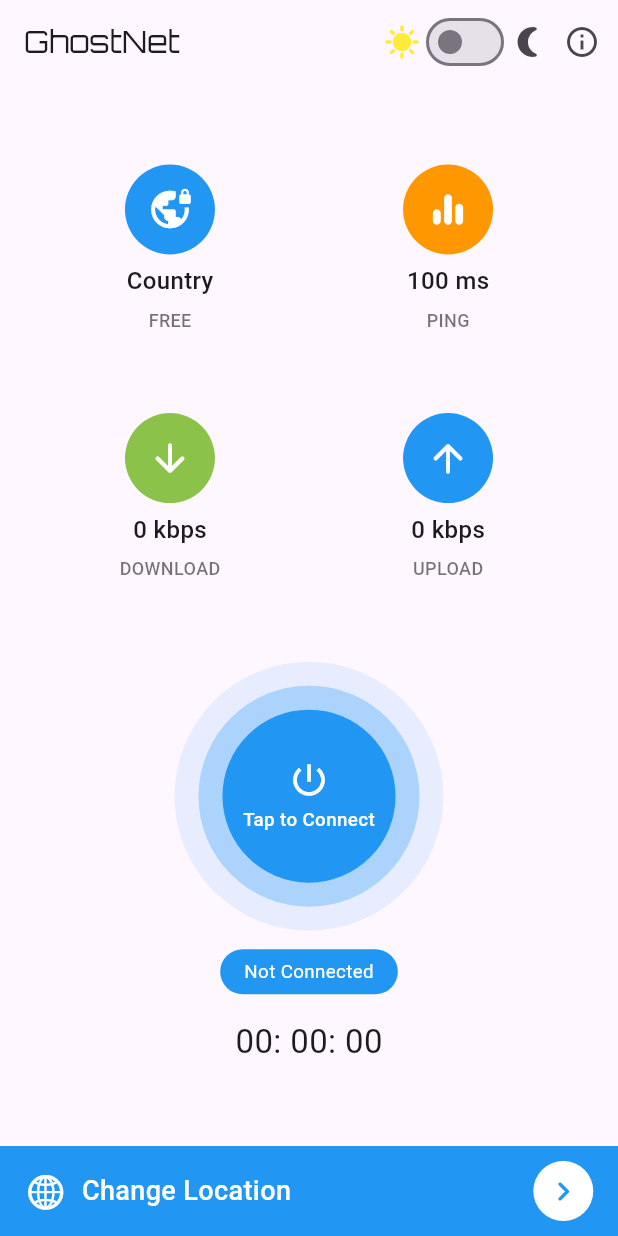
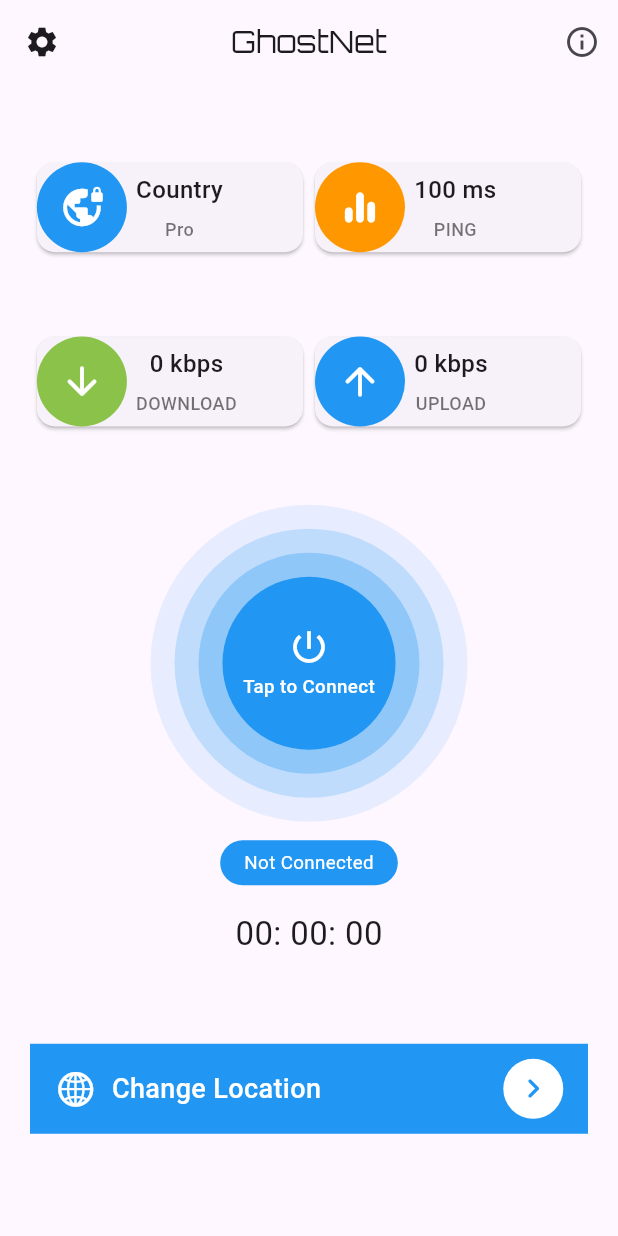
Before and after one commit to BatesharXgit/GhostNet, a Flutter app: the screen it shows after launch, on a phone screen of 412 x 824 dp. Run offline on Flutter 3.47's test engine with Material 3 defaults, Android fonts, the phone set to English and light mode, and no system bars; our stand-ins replace csv, firebase_core, firebase_remote_config, get, google_fonts, google_mobile_ads and 1 more; accounts and stored records are empty; network calls fail.

Commit message:
settings page added, homepage improved

```diff
--- a/ghostnet/lib/screens/homescreen.dart
+++ b/ghostnet/lib/screens/homescreen.dart
@@ -1,7 +1,9 @@
 import 'package:flutter/cupertino.dart';
 import 'package:flutter/material.dart';
+import 'package:flutter/widgets.dart';
 import 'package:get/get.dart';
 import 'package:google_fonts/google_fonts.dart';
+import 'package:overseas/screens/settings.dart';
 import '../controllers/home_controller.dart';
 import '../helpers/ad_helper.dart';
 import '../helpers/config.dart';
@@ -29,43 +31,14 @@
 
     return Scaffold(
       appBar: AppBar(
-        centerTitle: false,
+        leading: IconButton(
+          icon: Icon(Icons.settings),
+          onPressed: () => Get.to(SettingsPage()),
+        ),
         forceMaterialTransparency: true,
         title: Text('GhostNet', style: GoogleFonts.orbitron(fontSize: 20)),
         actions: [
-          Row(
-            children: [
-              Icon(
-                Icons.sunny,
-                color: Pref.isDarkMode ? null : Colors.yellow,
-              ),
-              Switch(
-                value: Pref.isDarkMode,
-                onChanged: (bool value) {
-                  //loads rewarded ad
-                  if (Config.hideAds) {
-                    Get.changeThemeMode(
-                        value ? ThemeMode.dark : ThemeMode.light);
-                    Pref.isDarkMode = value;
-                    return;
-                  }
 
-                  Get.dialog(WatchAdThemeDialog(onComplete: () {
-                    //watch ad to gain reward(change theme)
-                    AdHelper.showRewardedAd(onComplete: () {
-                      Get.changeThemeMode(
-                          value ? ThemeMode.dark : ThemeMode.light);
-                      Pref.isDarkMode = value;
-                    });
-                  }));
-                },
-              ),
-              Icon(
-                Icons.nightlight_round,
-                color: Pref.isDarkMode ? Colors.white : null,
-              ),
-            ],
-          ),
           IconButton(
             icon: Icon(Icons.info_outline),
             onPressed: () => Get.to(() => NetworkInformation()),
@@ -73,12 +46,10 @@
         ],
       ),
 
-      bottomNavigationBar: _changeLocation(context),
-
       //body
-      body: Column(mainAxisAlignment: MainAxisAlignment.spaceEvenly, children: [
-        //vpn button
-
+      body: Center(
+        child:
+            Column(mainAxisAlignment: MainAxisAlignment.spaceEvenly, children: [
           Obx(
             () => Row(
               mainAxisAlignment: MainAxisAlignment.center,
@@ -88,7 +59,7 @@
                     title: _controller.vpn.value.countryLong.isEmpty
                         ? 'Country'
                         : _controller.vpn.value.countryLong,
-                  subtitle: 'FREE',
+                    subtitle: 'Pro',
                     icon: CircleAvatar(
                       radius: 30,
                       backgroundColor: Colors.blue,
@@ -117,7 +88,6 @@
               ],
             ),
           ),
-
           StreamBuilder<VpnStatus?>(
               initialData: VpnStatus(),
               stream: VpnEngine.vpnStatusSnapshot(),
@@ -148,7 +118,11 @@
                     ],
                   )),
           Obx(() => _vpnButton()),
+          Padding(
+              padding: EdgeInsets.fromLTRB(20, 10, 20, 20),
+              child: _changeLocation(context)),
         ]),
+      ),
     );
   }
 
@@ -168,6 +142,11 @@
                 decoration: BoxDecoration(
                     shape: BoxShape.circle,
                     color: _controller.getButtonColor.withOpacity(.1)),
+                child: Container(
+                  padding: EdgeInsets.all(16),
+                  decoration: BoxDecoration(
+                      shape: BoxShape.circle,
+                      color: _controller.getButtonColor.withOpacity(.2)),
                   child: Container(
                     padding: EdgeInsets.all(16),
                     decoration: BoxDecoration(
@@ -200,6 +179,7 @@
                                 fontWeight: FontWeight.w500),
                           )
                         ],
+                      ),
                     ),
                   ),
                 ),
--- a/ghostnet/lib/widgets/home_card.dart
+++ b/ghostnet/lib/widgets/home_card.dart
@@ -17,17 +17,21 @@
   Widget build(BuildContext context) {
     return SizedBox(
         width: mediaQuery.width * .45,
-        child: Column(
+        child: Card(
+          child: Row(
             children: [
               //icon
               icon,
 
               //for adding some space
-            const SizedBox(height: 6),
+              const SizedBox(width: 6),
 
               //title
+              Column(
+                children: [
                   Text(title,
-                style: TextStyle(fontSize: 16, fontWeight: FontWeight.w500)),
+                      style:
+                          TextStyle(fontSize: 16, fontWeight: FontWeight.w500)),
 
                   //for adding some space
                   const SizedBox(height: 6),
@@ -41,6 +45,9 @@
                         fontSize: 12),
                   ),
                 ],
+              ),
+            ],
+          ),
         ));
   }
 }
--- a/ghostnet/pubspec.yaml
+++ b/ghostnet/pubspec.yaml
@@ -17,12 +17,12 @@
   csv: ^5.0.2
   hive: ^2.2.3
   hive_flutter: ^1.1.0
-  google_mobile_ads: ^3.0.0
+  google_mobile_ads: ^4.0.0
   firebase_core: ^2.14.0
   firebase_remote_config: ^4.2.3
   rename: ^3.0.1
   google_fonts: ^6.1.0
-  lite_rolling_switch: ^1.0.1
+  day_night_switch: ^1.0.4
 
 
 dev_dependencies:
```
Also changed, not shown: ghostnet/lib/screens/settings.dart (added, +50 -0 lines), ghostnet/pubspec.lock. Lines whose indentation alone changed are shown as unchanged.
